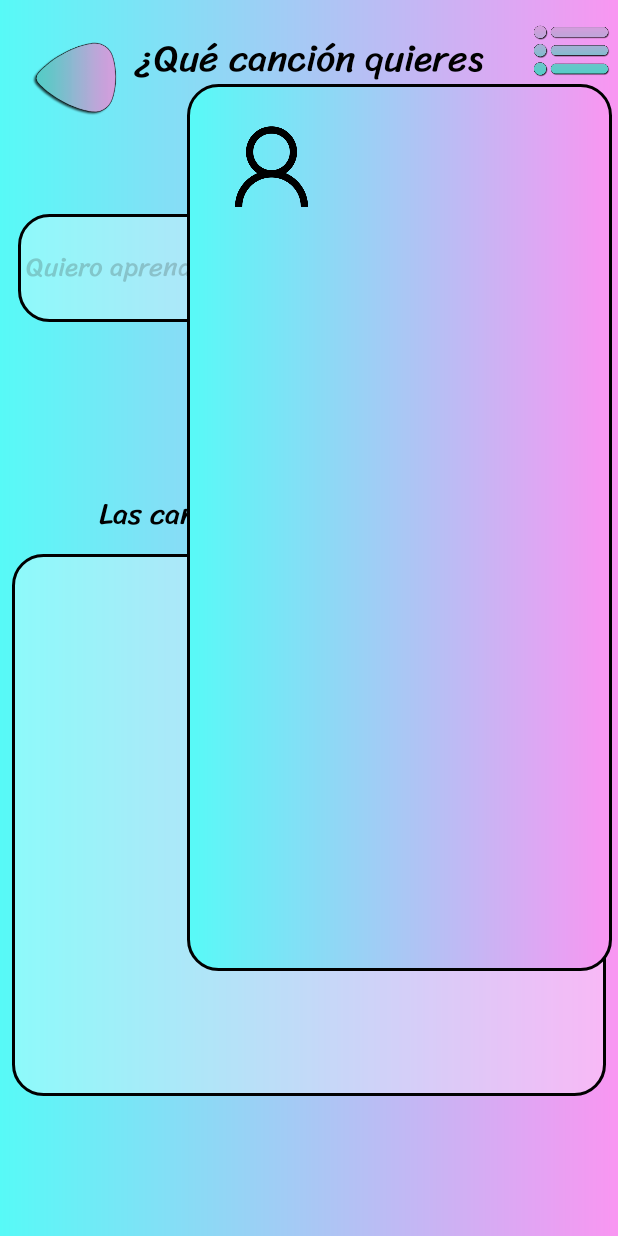
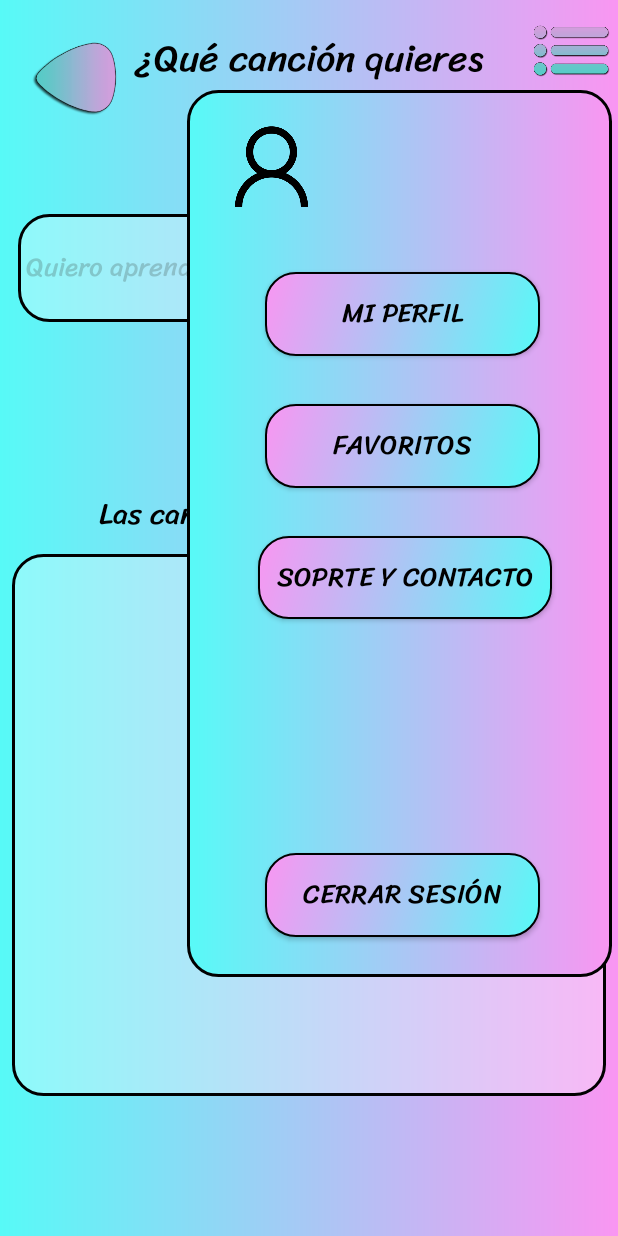
Before and after one commit to JBetancur0/PlayTabs_TFG, an Android app: the main_menu_activity screen opened directly, with no data from a screen before it, after a tap on an icon or button, on a phone screen of 412 x 824 dp. Run offline under Robolectric (Android 15) with nearby library versions, the phone set to English and light mode, and no system bars; our stand-ins replace Firebase (no records; nobody signed in at launch, a user with empty details on screens opened directly); Roboto replaces fonts that are not available here; 1 statement that could not run was skipped.

Commit message:
Nuevas opciones agregadas al menú Apartado de favoritos terminado

```diff
--- a/app/src/main/java/com/juancho_dam/playtabs/detalles_tab_activity.java
+++ b/app/src/main/java/com/juancho_dam/playtabs/detalles_tab_activity.java
@@ -112,7 +112,7 @@ public class detalles_tab_activity extends AppCompatActivity {
             listRef = storage.getReference().child(t.getIdCancion()+"/");
         }
 
-        DatabaseReference refFavs = FirebaseDatabase.getInstance().getReference("favUsers").child(currentUser.getDisplayName());;
+        DatabaseReference refFavs = FirebaseDatabase.getInstance().getReference("favUsers").child(currentUser.getDisplayName());
         ArrayList<String> listFavs = new ArrayList<String>();
         refFavs.addValueEventListener(new ValueEventListener() {
             @Override
--- a/app/src/main/java/com/juancho_dam/playtabs/main_menu_activity.java
+++ b/app/src/main/java/com/juancho_dam/playtabs/main_menu_activity.java
@@ -36,6 +36,10 @@ public class main_menu_activity extends AppCompatActivity {
     private Button btn_buscarTab;
     private EditText input_nom_tab;
     private ImageView img_user_pic;
+    private Button btn_profile;
+    private Button btn_favTabs;
+    private Button btn_soporte;
+    private Button btn_cerrarS;
 
     @Override
     protected void onCreate(Bundle savedInstanceState) {
@@ -49,12 +53,24 @@ public class main_menu_activity extends AppCompatActivity {
         input_nom_tab = findViewById(R.id.input_nom_tab);
         user_name = findViewById(R.id.txt_user_name);
         img_user_pic = findViewById(R.id.img_user_pic);
+        btn_profile = findViewById(R.id.btn_profile);
+        btn_favTabs = findViewById(R.id.btn_favTabs);
+        btn_soporte = findViewById(R.id.btn_soporte);
+        btn_cerrarS = findViewById(R.id.btn_cerrarS);
 
         img_menuBack.setAlpha(0.0f);
         img_btnBack.setAlpha(0.0f);
-        img_btnBack.setClickable(false);
         user_name.setAlpha(0.0f);
         img_user_pic.setAlpha(0.0f);
+        btn_profile.setAlpha(0.0f);
+        btn_favTabs.setAlpha(0.0f);
+        btn_soporte.setAlpha(0.0f);
+        btn_cerrarS.setAlpha(0.0f);
+        btn_profile.setClickable(false);
+        btn_favTabs.setClickable(false);
+        btn_soporte.setClickable(false);
+        btn_cerrarS.setClickable(false);
+        img_btnBack.setClickable(false);
 
         LinearLayoutManager manager = new LinearLayoutManager(this);
         rv_tabsH.setLayoutManager(manager);
@@ -88,10 +104,6 @@ public class main_menu_activity extends AppCompatActivity {
             }
         });
 
-
-
-
-
         Intent i = getIntent();
 
         if(i != null){
@@ -102,15 +114,15 @@ public class main_menu_activity extends AppCompatActivity {
             user_name.setText(user_nameFirebase);
 
         }
-
-
-
-
     }
 
     public void open_menu(View view) {
 
         img_btnBack.setClickable(true);
+        btn_profile.setClickable(true);
+        btn_favTabs.setClickable(true);
+        btn_soporte.setClickable(true);
+        btn_cerrarS.setClickable(true);
         input_nom_tab.setClickable(false);
         input_nom_tab.setFocusable(false);
         rv_tabsH.setClickable(false);
@@ -121,13 +133,20 @@ public class main_menu_activity extends AppCompatActivity {
         img_btnBack.animate().alpha(1.0f).setDuration(300);
         user_name.animate().alpha(1.0f).setDuration(300);
         img_user_pic.animate().alpha(1.0f).setDuration(300);
-
-
+        btn_profile.animate().alpha(1.0f).setDuration(300);
+        btn_favTabs.animate().alpha(1.0f).setDuration(300);
+        btn_soporte.animate().alpha(1.0f).setDuration(300);
+        btn_cerrarS.animate().alpha(1.0f).setDuration(300);
 
     }
 
     public void hide_menu(View view) {
 
+        img_btnBack.setClickable(false);
+        btn_profile.setClickable(false);
+        btn_favTabs.setClickable(false);
+        btn_soporte.setClickable(false);
+        btn_cerrarS.setClickable(false);
         img_btnBack.setClickable(false);
         input_nom_tab.setClickable(true);
         input_nom_tab.setFocusable(true);
@@ -139,6 +158,23 @@ public class main_menu_activity extends AppCompatActivity {
         btn_buscarTab.animate().alpha(1.0f).setDuration(300);
         user_name.animate().alpha(0.0f).setDuration(300);
         img_user_pic.animate().alpha(0.0f).setDuration(300);
+        img_user_pic.animate().alpha(0.0f).setDuration(300);
+        btn_profile.animate().alpha(0.0f).setDuration(300);
+        btn_favTabs.animate().alpha(0.0f).setDuration(300);
+        btn_soporte.animate().alpha(0.0f).setDuration(300);
+        btn_cerrarS.animate().alpha(0.0f).setDuration(300);
+
+    }
+
+    public void cerrarS(View view) {
+
+        finish();
+    }
+
+    public void favTabs(View view) {
+
+        Intent i = new Intent(main_menu_activity.this, fav_tabs_activity.class);
+        startActivity(i);
 
     }
 }
--- a/app/src/main/java/com/juancho_dam/playtabs/recyclerview/TabViewHolder.java
+++ b/app/src/main/java/com/juancho_dam/playtabs/recyclerview/TabViewHolder.java
@@ -86,7 +86,7 @@ public class TabViewHolder extends RecyclerView.ViewHolder implements View.OnCli
         intent.putExtra(EXTRA_POSICION_CASILLA, posicion);
         Context contexto = lta.getContexto();
 
-        ((main_menu_activity) contexto).startActivity(intent);
+        (contexto).startActivity(intent);
 
 
     }
--- a/app/src/main/res/layout/activity_main_menu.xml
+++ b/app/src/main/res/layout/activity_main_menu.xml
@@ -103,6 +103,7 @@
         android:text="@string/btn_buscar"
         android:textColor="#000000"
         android:textSize="18sp"
+        android:visibility="visible"
         app:layout_constraintEnd_toEndOf="parent"
         app:layout_constraintStart_toStartOf="parent"
         app:layout_constraintTop_toBottomOf="@+id/input_nom_tab" />
@@ -111,7 +112,7 @@
         android:id="@+id/img_menuBack"
         android:layout_width="283dp"
         android:layout_height="591dp"
-        android:layout_marginTop="56dp"
+        android:layout_marginTop="60dp"
         android:layout_marginEnd="4dp"
         android:visibility="visible"
         app:layout_constraintEnd_toEndOf="parent"
@@ -156,4 +157,62 @@
         app:layout_constraintTop_toTopOf="parent"
         app:srcCompat="@drawable/user_pic" />
 
+    <Button
+        android:id="@+id/btn_profile"
+        android:layout_width="183dp"
+        android:layout_height="56dp"
+        android:layout_marginTop="52dp"
+        android:layout_marginEnd="52dp"
+        android:background="@drawable/button_radius"
+        android:fontFamily="@font/sriracha"
+        android:text="@string/btn_profile"
+        android:textColor="#000000"
+        android:textSize="18sp"
+        app:layout_constraintEnd_toEndOf="parent"
+        app:layout_constraintTop_toBottomOf="@+id/txt_user_name" />
+
+    <Button
+        android:id="@+id/btn_favTabs"
+        android:layout_width="183dp"
+        android:layout_height="56dp"
+        android:layout_marginTop="32dp"
+        android:layout_marginEnd="52dp"
+        android:background="@drawable/button_radius"
+        android:fontFamily="@font/sriracha"
+        android:onClick="favTabs"
+        android:text="@string/btn_favTabs"
+        android:textColor="#000000"
+        android:textSize="18sp"
+        app:layout_constraintEnd_toEndOf="parent"
+        app:layout_constraintTop_toBottomOf="@+id/btn_profile" />
+
+    <Button
+        android:id="@+id/btn_soporte"
+        android:layout_width="196dp"
+        android:layout_height="55dp"
+        android:layout_marginTop="32dp"
+        android:layout_marginEnd="44dp"
+        android:background="@drawable/button_radius"
+        android:fontFamily="@font/sriracha"
+        android:text="@string/btn_soporte"
+        android:textColor="#000000"
+        android:textSize="18sp"
+        app:layout_constraintEnd_toEndOf="parent"
+        app:layout_constraintTop_toBottomOf="@+id/btn_favTabs" />
+
+    <Button
+        android:id="@+id/btn_cerrarS"
+        android:layout_width="183dp"
+        android:layout_height="56dp"
+        android:layout_marginTop="156dp"
+        android:layout_marginEnd="52dp"
+        android:background="@drawable/button_radius"
+        android:fontFamily="@font/sriracha"
+        android:onClick="cerrarS"
+        android:text="@string/btn_cerrarS"
+        android:textColor="#000000"
+        android:textSize="18sp"
+        app:layout_constraintEnd_toEndOf="parent"
+        app:layout_constraintTop_toBottomOf="@+id/btn_soporte" />
+
 </androidx.constraintlayout.widget.ConstraintLayout>
--- a/app/src/main/res/values/strings.xml
+++ b/app/src/main/res/values/strings.xml
@@ -25,4 +25,9 @@
     <string name="txt_siguiente_cancion">¿Qué canción quieres aprender?</string>
     <string name="txt_nombreTab">nombre_canción</string>
     <string name="txt_nombreArtista">nombre_artista</string>
+    <string name="btn_profile">Mi Perfil</string>
+    <string name="btn_favTabs">Favoritos</string>
+    <string name="btn_soporte">Soprte y Contacto</string>
+    <string name="btn_cerrarS">Cerrar Sesión</string>
+    <string name="txt_favTabs">Tablaturas Favoritas</string>
 </resources>
```
Also changed, not shown: app/src/main/AndroidManifest.xml (+18 -10 lines), app/src/main/java/com/juancho_dam/playtabs/fav_tabs_activity.java (added, +104 -0 lines), app/src/main/res/layout/activity_fav_tabs.xml (added, +44 -0 lines).
